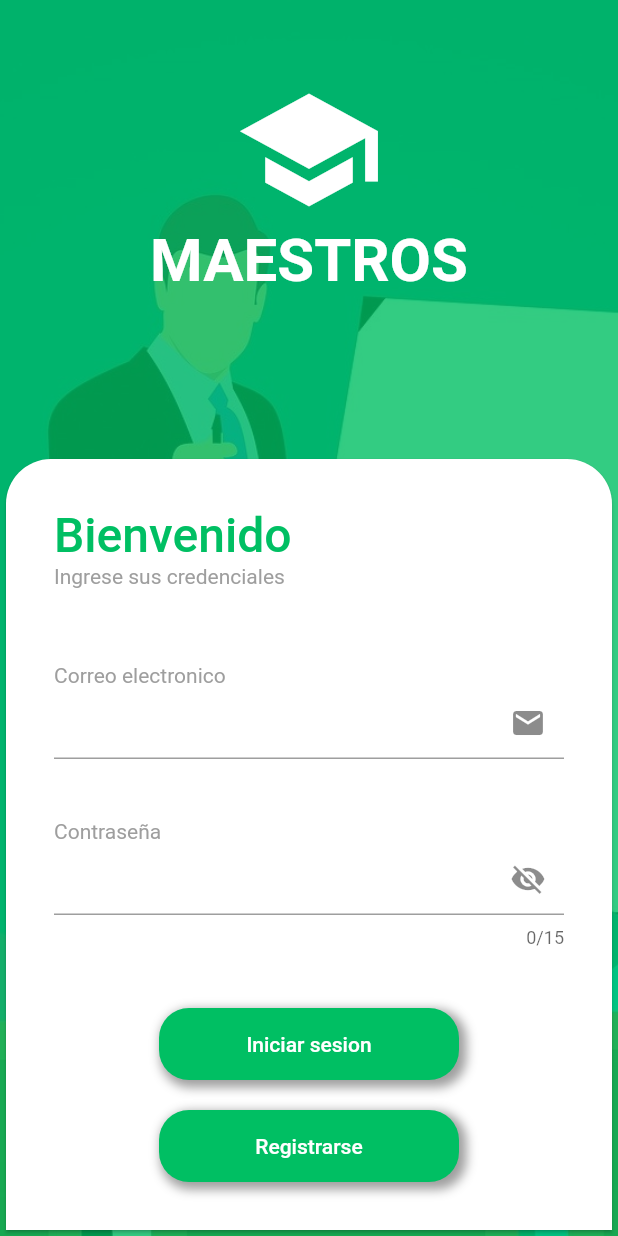
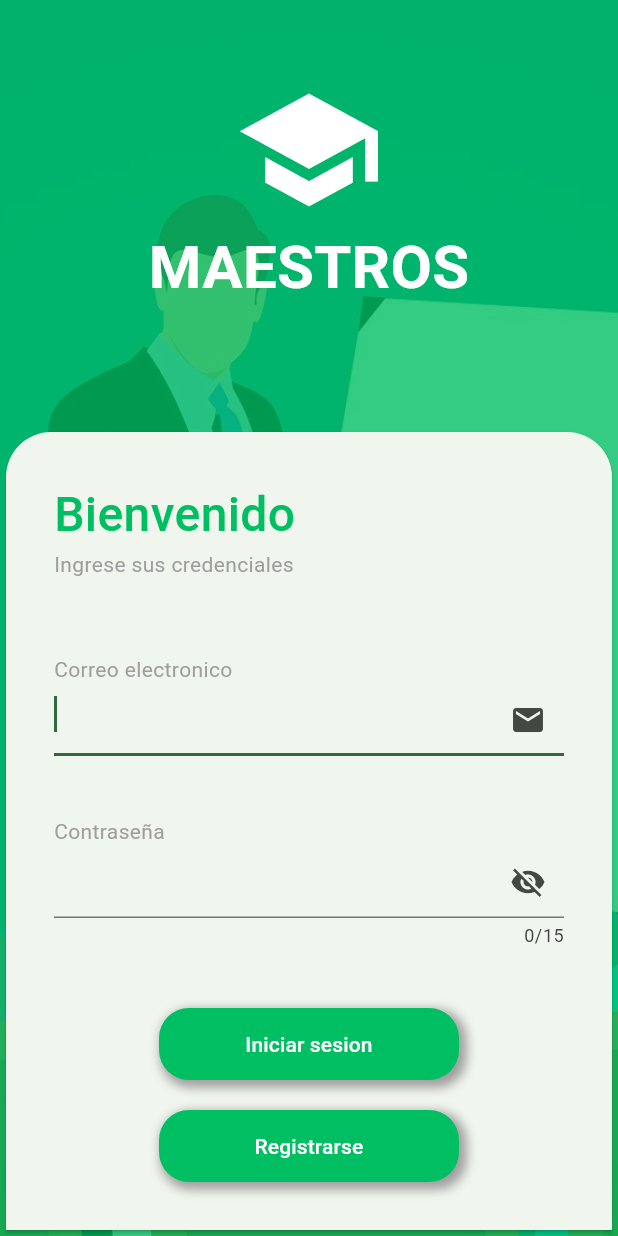
Before and after one commit to DangeGQ78/Maestros, a Flutter app: the screen it shows after launch, on a phone screen of 412 x 824 dp. Run offline on Flutter 3.47's test engine with Material 2 defaults, Android fonts, the light colour scheme and no system bars; our stand-ins replace cloud_firestore, firebase_auth, firebase_core, firebase_storage, get, syncfusion_flutter_calendar; missing offline and left inert: dart:ui_web, syncfusion_localizations; accounts and stored records are empty.

Commit message:
ultimos cambios

```diff
--- /dev/null
+++ b/lib/configs/theme.dart
@@ -0,0 +1,18 @@
+import 'package:flutter/material.dart';
+
+const Color customColor = Color.fromRGBO(0, 191, 99, 1);
+
+const List<Color> _colorThemes = [
+  customColor,
+  Colors.deepPurple,
+  Colors.orange
+];
+
+class Apptheme {
+  ThemeData theme() {
+    return ThemeData(
+      useMaterial3: true,
+      colorSchemeSeed: _colorThemes[0],
+    );
+  }
+}
--- a/lib/domain/controllers/controllerHorario.dart
+++ b/lib/domain/controllers/controllerHorario.dart
@@ -39,7 +39,7 @@ class HorarioController extends GetxController {
                 .add(Duration(
                     hours: restarHora(e.horaInicio.hour, e.horaFin.hour))),
             recurrenceRule:
-                "FREQ=WEEKLY;INTERVAL=1;BYDAY=${ruleDay(e.nombre)};UNTIL=20230908T183000Z");
+                "FREQ=WEEKLY;INTERVAL=1;BYDAY=${ruleDay(e.nombre)};UNTIL=20240908T183000Z");
         listaClases.add(appointment);
       }
     }
--- a/lib/ui/app.dart
+++ b/lib/ui/app.dart
@@ -2,10 +2,9 @@ import 'package:firebase_auth/firebase_auth.dart';
 import 'package:flutter/material.dart';
 import 'package:flutter_localizations/flutter_localizations.dart';
 import 'package:get/get.dart';
-import 'package:maestros/ui/auth/login.dart';
+import 'package:maestros/configs/theme.dart';
 import 'package:maestros/ui/auth/login_get.dart';
 import 'package:maestros/ui/auth/register_get.dart';
-import 'package:maestros/ui/auth/registrarse.dart';
 import 'package:maestros/ui/pages/Schedule/ViewHorario.dart';
 import 'package:maestros/ui/pages/maters/View_Grupos.dart';
 import 'package:maestros/ui/pages/actividades.dart';
@@ -24,17 +23,13 @@ class App extends StatelessWidget {
     return GetMaterialApp(
       debugShowCheckedModeBanner: false,
       title: "maestros",
-      localizationsDelegates: const [
+      localizationsDelegates: [
         GlobalMaterialLocalizations.delegate,
         SfGlobalLocalizations.delegate
       ],
       supportedLocales: const [Locale('es'), Locale('Es')],
       locale: const Locale('es'),
-      theme: ThemeData(
-        colorScheme: ThemeData().colorScheme.copyWith(
-              primary: const Color.fromRGBO(0, 191, 99, 1),
-            ),
-      ),
+      theme: Apptheme().theme(),
       home: FutureBuilder(
         future: FirebaseAuth.instance.authStateChanges().first,
         builder: (BuildContext context, AsyncSnapshot<User?> snapshot) {
--- a/lib/ui/auth/login_get.dart
+++ b/lib/ui/auth/login_get.dart
@@ -122,6 +122,7 @@ class LoginGet extends StatelessWidget {
       );
     } else {
       return TextField(
+        autofocus: true,
         controller: textcontroller,
         decoration: const InputDecoration(suffixIcon: Icon(Icons.email)),
       );
```
Also changed, not shown: lib/domain/controllers/controllerUsers.dart (+2 -21 lines), lib/ui/pages/maters/View_Add_Materias.dart (+6 -10 lines), lib/ui/pages/utils/alerts.dart (added, +18 -0 lines), sonar-project.properties.txt (deleted, +0 -8 lines), .scannerwork/report-task.txt (added), 6 other files.
